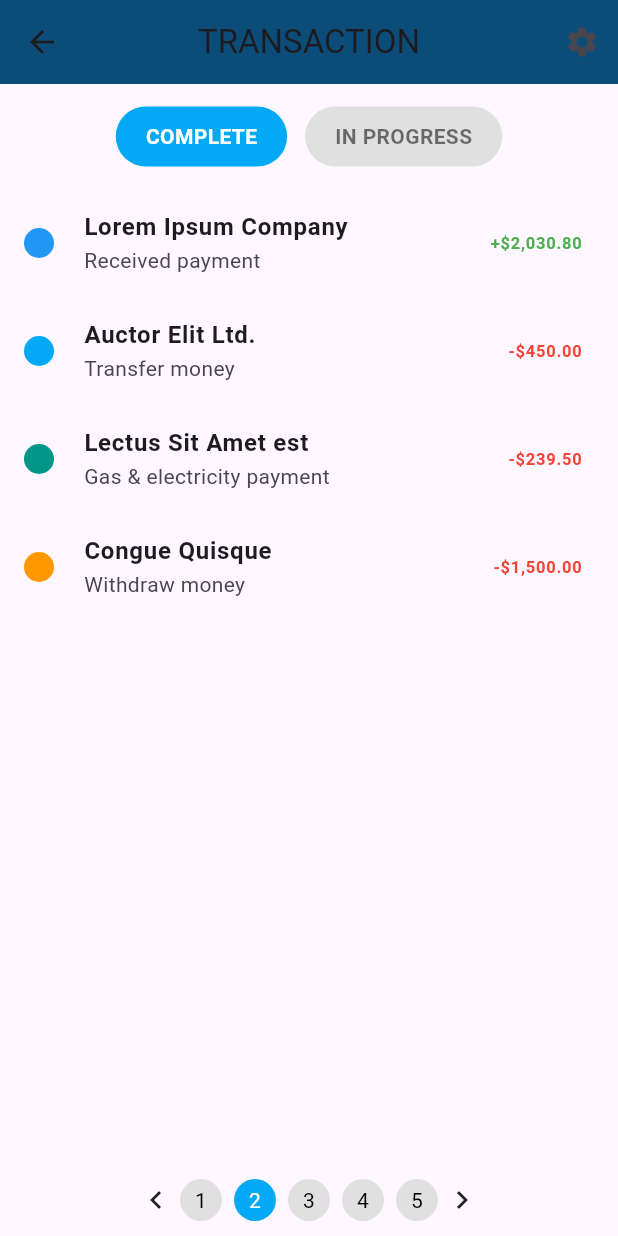
After one commit to Uc54834/Bank_app, a Flutter app: the HomePage screen opened directly, after a tap on "more >>", on a phone screen of 412 x 824 dp. The commit adds this screen. Run offline on Flutter 3.47's test engine with Material 3 defaults, Android fonts, the phone set to English and light mode, and no system bars.

Commit message:
Add transaction history page with tabs and list view

```diff
--- a/banck_app/lib/pages/home_page.dart
+++ b/banck_app/lib/pages/home_page.dart
@@ -2,6 +2,7 @@ import 'package:flutter/material.dart';
 import 'account_page.dart';
 import 'add_card_page.dart';
 import 'transaction_page.dart';
+import 'transaction_history_page.dart';
 
 class HomePage extends StatelessWidget {
   const HomePage({super.key});
@@ -14,19 +15,23 @@ class HomePage extends StatelessWidget {
         backgroundColor: const Color(0xFF0B4D78),
         elevation: 0,
         leading: IconButton(
-          icon: const Icon(Icons.add_card, color: Color.fromARGB(255, 255, 255, 255)),
+          icon: const Icon(
+            Icons.add_card,
+            color: Color.fromARGB(255, 255, 255, 255),
+          ),
           onPressed: () {
             Navigator.push(
               context,
-              MaterialPageRoute(
-                builder: (context) => const AddCardPage(),
-              ),
+              MaterialPageRoute(builder: (context) => const AddCardPage()),
             );
           },
         ),
         actions: [
           IconButton(
-            icon: const Icon(Icons.settings, color: Color.fromARGB(255, 255, 255, 255),),
+            icon: const Icon(
+              Icons.settings,
+              color: Color.fromARGB(255, 255, 255, 255),
+            ),
             onPressed: () {
               Navigator.push(
                 context,
@@ -89,7 +94,7 @@ class HomePage extends StatelessWidget {
             ),
             child: Column(
               children: [
-                const Text('BALANCE', style: TextStyle(color: Colors.grey),),
+                const Text('BALANCE', style: TextStyle(color: Colors.grey)),
                 const SizedBox(height: 10),
                 const Text(
                   '\$4,180.20',
@@ -114,7 +119,12 @@ class HomePage extends StatelessWidget {
                         ),
                       );
                     },
-                    child: const Text('TRANSFER', style: TextStyle(color: Color.fromARGB(255, 255, 255, 255),),),
+                    child: const Text(
+                      'TRANSFER',
+                      style: TextStyle(
+                        color: Color.fromARGB(255, 255, 255, 255),
+                      ),
+                    ),
                   ),
                 ),
               ],
@@ -128,15 +138,31 @@ class HomePage extends StatelessWidget {
             padding: const EdgeInsets.symmetric(horizontal: 30),
             child: Row(
               mainAxisAlignment: MainAxisAlignment.spaceBetween,
-              children: const [
-                Text(
+              children: [
+                const Text(
                   'LATEST TRANSACTIONS',
                   style: TextStyle(
                     fontWeight: FontWeight.bold,
                     color: Colors.grey,
                   ),
                 ),
-                Text('more >>', style: TextStyle(color: Color(0xFF0B4D78))),
+                InkWell(
+                  onTap: () {
+                    Navigator.push(
+                      context,
+                      MaterialPageRoute(
+                        builder: (context) => const TransactionHistoryPage(),
+                      ),
+                    );
+                  },
+                  child: const Text(
+                    'more >>',
+                    style: TextStyle(
+                      color: Colors.lightBlue,
+                      fontWeight: FontWeight.bold,
+                    ),
+                  ),
+                ),
               ],
             ),
           ),
--- /dev/null
+++ b/banck_app/lib/pages/transaction_history_page.dart
@@ -0,0 +1,162 @@
+import 'package:flutter/material.dart';
+
+class TransactionHistoryPage extends StatefulWidget {
+  const TransactionHistoryPage({super.key});
+
+  @override
+  State<TransactionHistoryPage> createState() => _TransactionHistoryPageState();
+}
+
+class _TransactionHistoryPageState extends State<TransactionHistoryPage> {
+  int selectedTab = 0;
+
+  final List<Map<String, dynamic>> transactions = [
+    {
+      'title': 'Lorem Ipsum Company',
+      'subtitle': 'Received payment',
+      'amount': '+\$2,030.80',
+      'color': Colors.blue,
+    },
+    {
+      'title': 'Auctor Elit Ltd.',
+      'subtitle': 'Transfer money',
+      'amount': '-\$450.00',
+      'color': Colors.lightBlue,
+    },
+    {
+      'title': 'Lectus Sit Amet est',
+      'subtitle': 'Gas & electricity payment',
+      'amount': '-\$239.50',
+      'color': Colors.teal,
+    },
+    {
+      'title': 'Congue Quisque',
+      'subtitle': 'Withdraw money',
+      'amount': '-\$1,500.00',
+      'color': Colors.orange,
+    },
+  ];
+
+  @override
+  Widget build(BuildContext context) {
+    return Scaffold(
+      appBar: AppBar(
+        backgroundColor: const Color(0xFF0B4D78),
+        leading: IconButton(
+          icon: const Icon(Icons.arrow_back),
+          onPressed: () => Navigator.pop(context),
+        ),
+        title: const Text('TRANSACTION'),
+        centerTitle: true,
+        actions: [
+          IconButton(icon: const Icon(Icons.settings), onPressed: () {}),
+        ],
+      ),
+      body: Column(
+        children: [
+          const SizedBox(height: 15),
+
+          // Tabs
+          Row(
+            mainAxisAlignment: MainAxisAlignment.center,
+            children: [_tabButton('COMPLETE', 0), _tabButton('IN PROGRESS', 1)],
+          ),
+
+          const SizedBox(height: 15),
+
+          // Transaction List
+          Expanded(
+            child: ListView.builder(
+              itemCount: transactions.length,
+              itemBuilder: (context, index) {
+                final tx = transactions[index];
+                return ListTile(
+                  leading: CircleAvatar(
+                    backgroundColor: tx['color'],
+                    radius: 10,
+                  ),
+                  title: Text(
+                    tx['title'],
+                    style: const TextStyle(fontWeight: FontWeight.bold),
+                  ),
+                  subtitle: Text(tx['subtitle']),
+                  trailing: Text(
+                    tx['amount'],
+                    style: TextStyle(
+                      color: tx['amount'].startsWith('+')
+                          ? Colors.green
+                          : Colors.red,
+                      fontWeight: FontWeight.bold,
+                    ),
+                  ),
+                );
+              },
+            ),
+          ),
+
+          // Pagination
+          Padding(
+            padding: const EdgeInsets.symmetric(vertical: 10),
+            child: Row(
+              mainAxisAlignment: MainAxisAlignment.center,
+              children: [
+                const Icon(Icons.chevron_left),
+                _pageCircle('1', false),
+                _pageCircle('2', true),
+                _pageCircle('3', false),
+                _pageCircle('4', false),
+                _pageCircle('5', false),
+                const Icon(Icons.chevron_right),
+              ],
+            ),
+          ),
+        ],
+      ),
+    );
+  }
+
+  // ---------- Widgets ----------
+
+  Widget _tabButton(String text, int index) {
+    final bool isActive = selectedTab == index;
+    return GestureDetector(
+      onTap: () {
+        setState(() {
+          selectedTab = index;
+        });
+      },
+      child: Container(
+        margin: const EdgeInsets.symmetric(horizontal: 6),
+        padding: const EdgeInsets.symmetric(horizontal: 20, vertical: 10),
+        decoration: BoxDecoration(
+          color: isActive ? Colors.lightBlue : Colors.grey[300],
+          borderRadius: BorderRadius.circular(20),
+        ),
+        child: Text(
+          text,
+          style: TextStyle(
+            color: isActive ? Colors.white : Colors.black54,
+            fontWeight: FontWeight.bold,
+          ),
+        ),
+      ),
+    );
+  }
+
+  Widget _pageCircle(String text, bool active) {
+    return Container(
+      margin: const EdgeInsets.symmetric(horizontal: 4),
+      width: 28,
+      height: 28,
+      alignment: Alignment.center,
+      decoration: BoxDecoration(
+        shape: BoxShape.circle,
+        color: active ? Colors.lightBlue : Colors.grey[300],
+      ),
+      child: Text(
+        text,
+        style: TextStyle(color: active ? Colors.white : Colors.black),
+      ),
+    );
+  }
+}
```
